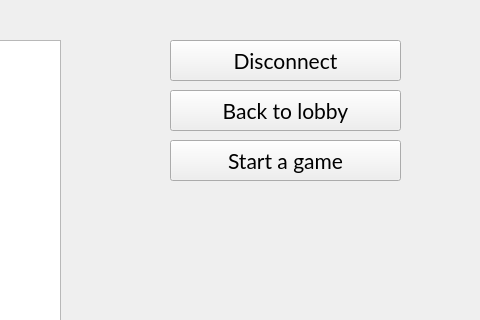
This is src/client/waitingroom.ui in GPlaczek/Networking as Qt 5 draws it before an edit; both pictures show x 300 to 780 and y 190 to 510 of the 780 by 791 pixel window. The edited form follows.
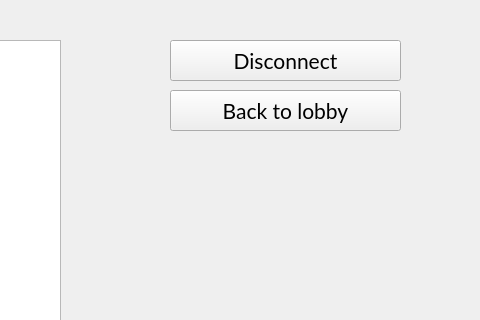
This is the edited form.

Commit message: Lobby and waiting room update

Diff of the .ui file:
```diff
--- a/src/client/waitingroom.ui
+++ b/src/client/waitingroom.ui
@@ -86,19 +86,6 @@
     <set>Qt::AlignLeading|Qt::AlignLeft|Qt::AlignVCenter</set>
    </property>
   </widget>
-  <widget class="QPushButton" name="createRoomBtn">
-   <property name="geometry">
-    <rect>
-     <x>470</x>
-     <y>330</y>
-     <width>231</width>
-     <height>41</height>
-    </rect>
-   </property>
-   <property name="text">
-    <string>Start a game</string>
-   </property>
-  </widget>
   <widget class="QTextEdit" name="msgText">
    <property name="enabled">
     <bool>true</bool>
```
The commit also changes 7 other files.
